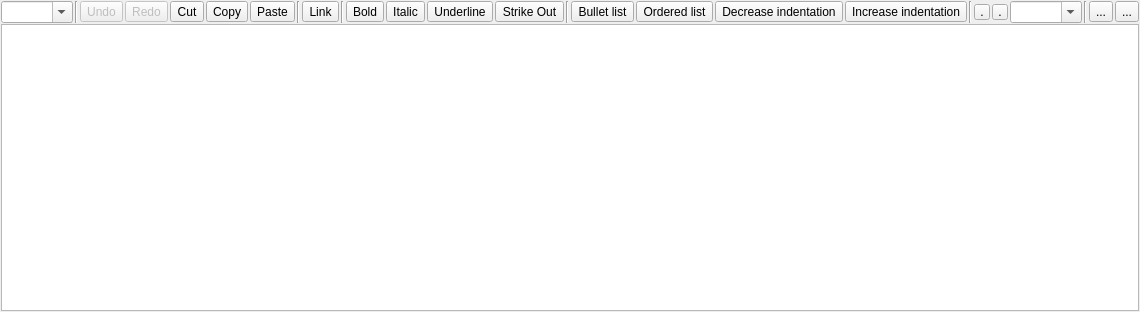
IDREsandbox/vsim, file src/mrichtextedit.ui: the form before one commit.
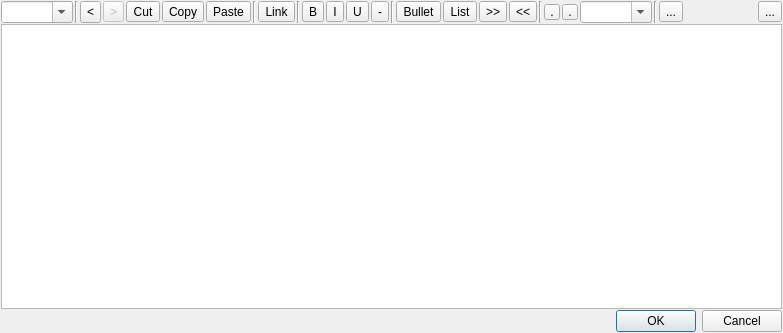
The form after the commit. Icons and pictures are not drawn. Custom widgets are drawn as their Qt base class.

The edit to the form file:
```diff
--- a/src/mrichtextedit.ui
+++ b/src/mrichtextedit.ui
@@ -6,8 +6,8 @@
    <rect>
     <x>0</x>
     <y>0</y>
-    <width>819</width>
-    <height>312</height>
+    <width>783</width>
+    <height>333</height>
    </rect>
   </property>
   <property name="windowTitle">
@@ -70,7 +70,13 @@
       <item>
        <widget class="QToolButton" name="f_undo">
         <property name="enabled">
-         <bool>false</bool>
+         <bool>true</bool>
+        </property>
+        <property name="sizePolicy">
+         <sizepolicy hsizetype="Preferred" vsizetype="Preferred">
+          <horstretch>0</horstretch>
+          <verstretch>0</verstretch>
+         </sizepolicy>
         </property>
         <property name="focusPolicy">
          <enum>Qt::ClickFocus</enum>
@@ -79,12 +85,7 @@
          <string>Undo (CTRL+Z)</string>
         </property>
         <property name="text">
-         <string>Undo</string>
-        </property>
-        <property name="icon">
-         <iconset theme="edit-undo">
-          <normaloff/>
-         </iconset>
+         <string>&lt;</string>
         </property>
         <property name="iconSize">
          <size>
@@ -106,12 +107,7 @@
          <string>Redo</string>
         </property>
         <property name="text">
-         <string>Redo</string>
-        </property>
-        <property name="icon">
-         <iconset theme="edit-redo">
-          <normaloff/>
-         </iconset>
+         <string>&gt;</string>
         </property>
         <property name="iconSize">
          <size>
@@ -243,12 +239,7 @@
          <string notr="true">Bold (CTRL+B)</string>
         </property>
         <property name="text">
-         <string>Bold</string>
-        </property>
-        <property name="icon">
-         <iconset theme="format-text-bold">
-          <normaloff/>
-         </iconset>
+         <string>B</string>
         </property>
         <property name="iconSize">
          <size>
@@ -270,12 +261,7 @@
          <string>Italic (CTRL+I)</string>
         </property>
         <property name="text">
-         <string>Italic</string>
-        </property>
-        <property name="icon">
-         <iconset theme="format-text-italic">
-          <normaloff/>
-         </iconset>
+         <string>I</string>
         </property>
         <property name="iconSize">
          <size>
@@ -297,12 +283,7 @@
          <string>Underline (CTRL+U)</string>
         </property>
         <property name="text">
-         <string>Underline</string>
-        </property>
-        <property name="icon">
-         <iconset theme="format-text-underline">
-          <normaloff/>
-         </iconset>
+         <string>U</string>
         </property>
         <property name="iconSize">
          <size>
@@ -318,7 +299,7 @@
       <item>
        <widget class="QToolButton" name="f_strikeout">
         <property name="text">
-         <string>Strike Out</string>
+         <string>-</string>
         </property>
         <property name="checkable">
          <bool>true</bool>
@@ -341,7 +322,7 @@
          <string>Bullet list (CTRL+-)</string>
         </property>
         <property name="text">
-         <string>Bullet list</string>
+         <string>Bullet</string>
         </property>
         <property name="iconSize">
          <size>
@@ -363,7 +344,7 @@
          <string>Ordered list (CTRL+=)</string>
         </property>
         <property name="text">
-         <string>Ordered list</string>
+         <string>List</string>
         </property>
         <property name="iconSize">
          <size>
@@ -385,12 +366,7 @@
          <string>Decrease indentation (CTRL+,)</string>
         </property>
         <property name="text">
-         <string>Decrease indentation</string>
-        </property>
-        <property name="icon">
-         <iconset theme="format-indent-less">
-          <normaloff/>
-         </iconset>
+         <string>&gt;&gt;</string>
         </property>
         <property name="iconSize">
          <size>
@@ -409,12 +385,7 @@
          <string>Increase indentation (CTRL+.)</string>
         </property>
         <property name="text">
-         <string>Increase indentation</string>
-        </property>
-        <property name="icon">
-         <iconset theme="format-indent-more">
-          <normaloff/>
-         </iconset>
+         <string>&lt;&lt;</string>
         </property>
         <property name="iconSize">
          <size>
@@ -579,6 +550,16 @@
      </property>
     </widget>
    </item>
+   <item>
+    <widget class="QDialogButtonBox" name="dialog_buttons">
+     <property name="standardButtons">
+      <set>QDialogButtonBox::Cancel|QDialogButtonBox::Ok</set>
+     </property>
+     <property name="centerButtons">
+      <bool>false</bool>
+     </property>
+    </widget>
+   </item>
   </layout>
  </widget>
  <customwidgets>
```
Left out of the diff: 20 changed lines with no effect on the pictures.
